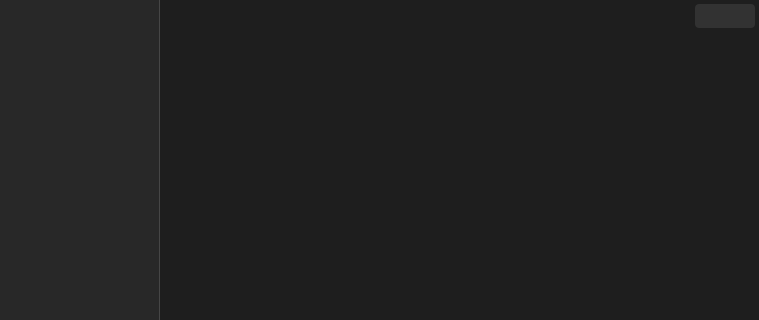
The window that src/forms/VaultEntryWindow.ui (Nothing031/Vault) describes before a commit, drawn with Qt 5; both pictures show x 141 to 900 and y 0 to 320 of the 900 by 600 pixel window.
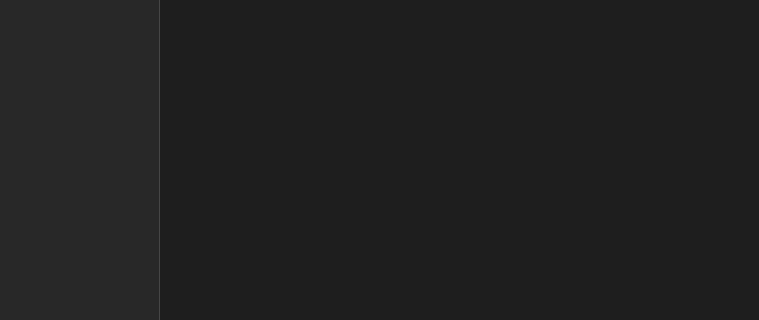
The same window after the commit. Icons and pictures are not drawn. Custom widgets are drawn as their Qt base class.

```diff
--- a/src/forms/VaultEntryWindow.ui
+++ b/src/forms/VaultEntryWindow.ui
@@ -14,11 +14,8 @@
    <string>MainWindow</string>
   </property>
   <property name="styleSheet">
-   <string notr="true">QMainWindow{
+   <string notr="true">QWidget{
 	background: rgb(30, 30, 30);
-}
-
-QWidget{
 	color: rgb(244, 244, 244);
 	font: 12pt &quot;Arial&quot;;
 }
@@ -84,66 +81,6 @@
      <number>0</number>
     </property>
     <item row="1" column="3">
-     <layout class="QGridLayout" name="gridLayout_3">
-      <property name="leftMargin">
-       <number>4</number>
-      </property>
-      <property name="topMargin">
-       <number>4</number>
-      </property>
-      <property name="rightMargin">
-       <number>4</number>
-      </property>
-      <property name="bottomMargin">
-       <number>4</number>
-      </property>
-      <item row="0" column="1" alignment="Qt::AlignmentFlag::AlignRight">
-       <widget class="QPushButton" name="CloseButton">
-        <property name="text">
-         <string/>
-        </property>
-        <property name="icon">
-         <iconset resource="../../asset/resource.qrc">
-          <normaloff>:/icons/close.png</normaloff>:/icons/close.png</iconset>
-        </property>
-        <property name="iconSize">
-         <size>
-          <width>16</width>
-          <height>16</height>
-         </size>
-        </property>
-       </widget>
-      </item>
-      <item row="0" column="0">
-       <spacer name="horizontalSpacer">
-        <property name="orientation">
-         <enum>Qt::Orientation::Horizontal</enum>
-        </property>
-        <property name="sizeHint" stdset="0">
-         <size>
-          <width>40</width>
-          <height>20</height>
-         </size>
-        </property>
-       </spacer>
-      </item>
-     </layout>
-    </item>
-    <item row="0" column="0" rowspan="3">
-     <widget class="VaultListWidget" name="vaultListWidget">
-      <property name="focusPolicy">
-       <enum>Qt::FocusPolicy::NoFocus</enum>
-      </property>
-     </widget>
-    </item>
-    <item row="0" column="1" rowspan="3">
-     <widget class="Line" name="line">
-      <property name="orientation">
-       <enum>Qt::Orientation::Vertical</enum>
-      </property>
-     </widget>
-    </item>
-    <item row="2" column="3">
      <widget class="QStackedWidget" name="stackedWidget">
       <property name="sizePolicy">
        <sizepolicy hsizetype="Expanding" vsizetype="Expanding">
@@ -156,6 +93,20 @@
       </property>
      </widget>
     </item>
+    <item row="0" column="0" rowspan="2">
+     <widget class="VaultListWidget" name="vaultListWidget">
+      <property name="focusPolicy">
+       <enum>Qt::FocusPolicy::NoFocus</enum>
+      </property>
+     </widget>
+    </item>
+    <item row="0" column="1" rowspan="2">
+     <widget class="Line" name="line">
+      <property name="orientation">
+       <enum>Qt::Orientation::Vertical</enum>
+      </property>
+     </widget>
+    </item>
    </layout>
   </widget>
  </widget>
```
Left out of the diff: 4 changed lines with no effect on the pictures.
